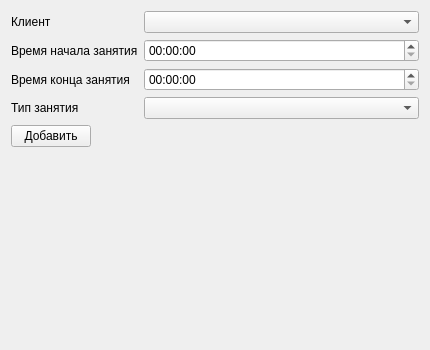
IvanBrekman/ClientsPlanner, file ui_files_py/ui/add_income_client_wnd.ui: the form before one commit.
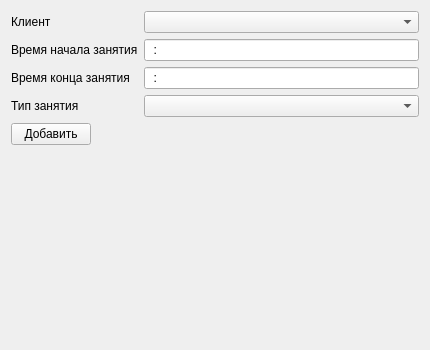
The form after the commit.

Commit message: change logic of using time and date. Change date save format in db (now it saved like yyyy.mm.dd). Now forbidden to change cell in tables. Some changes in program design

```diff
--- a/ui_files_py/ui/add_income_client_wnd.ui
+++ b/ui_files_py/ui/add_income_client_wnd.ui
@@ -40,9 +40,6 @@
        </property>
       </widget>
      </item>
-     <item row="1" column="1">
-      <widget class="QTimeEdit" name="start_lesson_time_te"/>
-     </item>
      <item row="3" column="0">
       <widget class="QLabel" name="label_3">
        <property name="text">
@@ -60,8 +57,22 @@
        </property>
       </widget>
      </item>
+     <item row="1" column="1">
+      <widget class="QLineEdit" name="start_lesson_time_le">
+       <property name="inputMask">
+        <string>00:00</string>
+       </property>
+      </widget>
+     </item>
      <item row="2" column="1">
-      <widget class="QTimeEdit" name="end_lesson_time_te"/>
+      <widget class="QLineEdit" name="end_lesson_time_le">
+       <property name="inputMask">
+        <string>00:00</string>
+       </property>
+       <property name="text">
+        <string>:</string>
+       </property>
+      </widget>
      </item>
     </layout>
    </item>
```
The commit also changes 7 other files.
